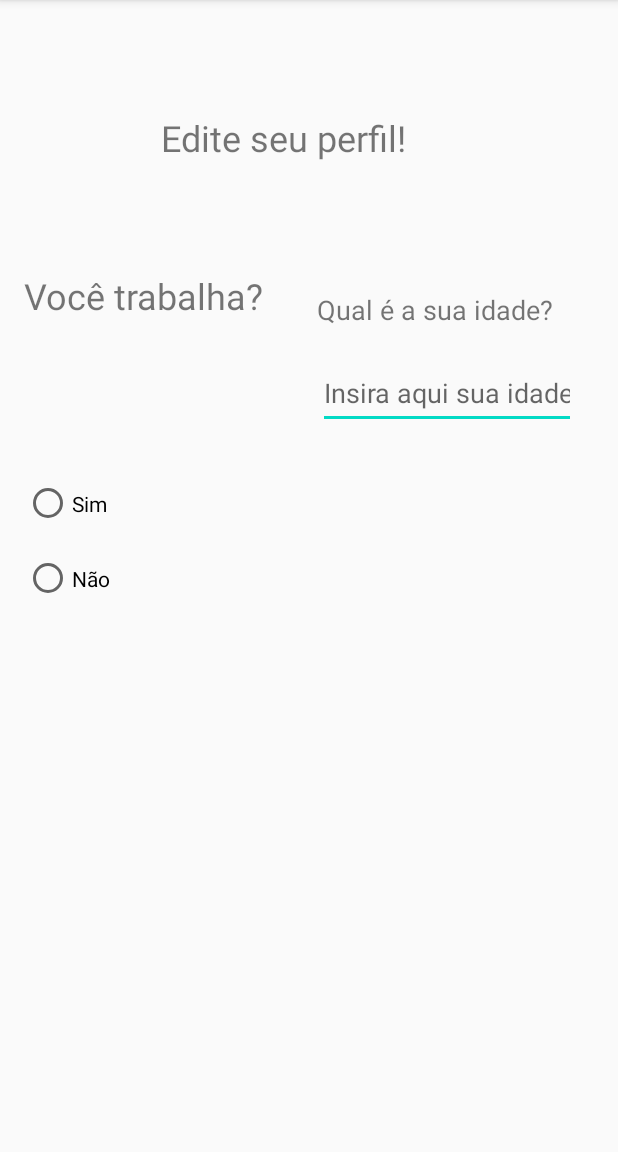
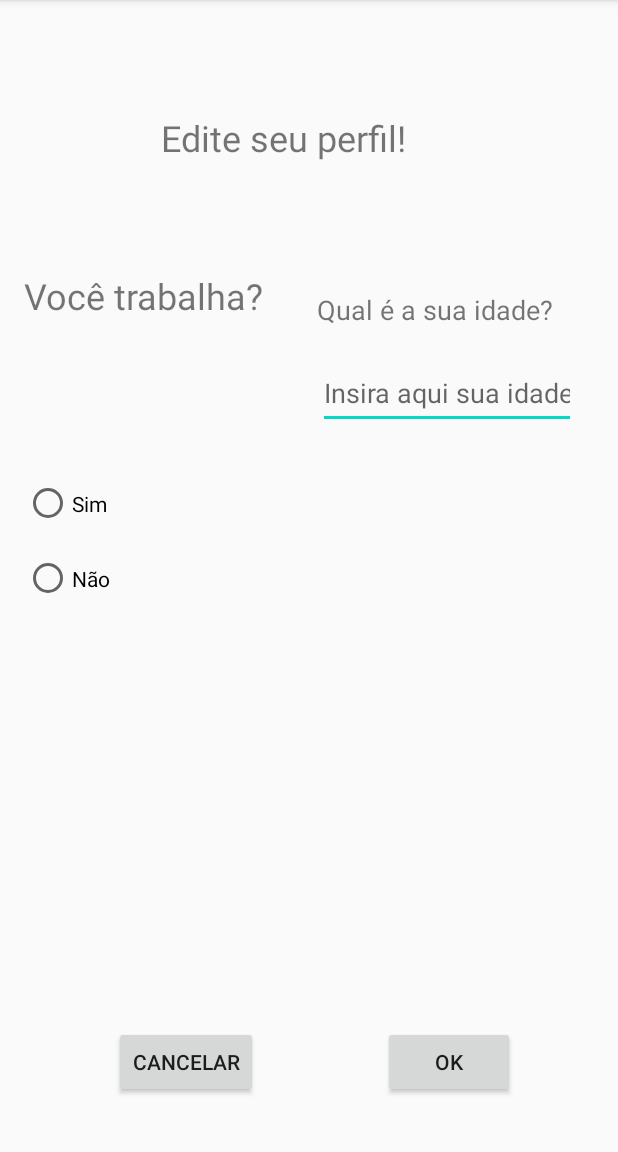
Before and after one commit to arturtres3/Apoio-Psicologico-IHC, an Android app: the EditProfile screen opened directly, with no data from a screen before it, on a phone screen of 412 x 824 dp, the part 84-1236 px from its top. Run offline under Robolectric (Android 15) with nearby library versions, the phone set to English and light mode, and no system bars.

Commit message:
Edição de perfil com checagem de idade, botões de OK e Cancelar, e caixas de diálogo com usuário

```diff
--- a/Quicktest/app/src/main/res/layout/activity_edit_profile.xml
+++ b/Quicktest/app/src/main/res/layout/activity_edit_profile.xml
@@ -5,6 +5,7 @@
     android:layout_width="match_parent"
     android:layout_height="match_parent"
     tools:context=".EditProfile">
+
 
     <EditText
         android:id="@+id/ageText"
@@ -16,7 +17,7 @@
         android:clickable="false"
         android:ems="10"
         android:hint="Insira aqui sua idade"
-        android:inputType="textPersonName"
+        android:inputType="numberPassword"
         android:textSize="18sp"
         app:layout_constraintEnd_toEndOf="parent"
         app:layout_constraintTop_toBottomOf="@+id/textView31" />
@@ -114,4 +115,28 @@
         app:layout_constraintStart_toEndOf="@+id/textView32"
         app:layout_constraintTop_toBottomOf="@+id/textView30" />
 
+    <Button
+        android:id="@+id/button6"
+        android:layout_width="wrap_content"
+        android:layout_height="wrap_content"
+        android:layout_marginStart="83dp"
+        android:layout_marginLeft="83dp"
+        android:layout_marginBottom="36dp"
+        android:onClick="checkProfileInformation"
+        android:text="@android:string/ok"
+        app:layout_constraintBottom_toBottomOf="parent"
+        app:layout_constraintStart_toEndOf="@+id/button7" />
+
+    <Button
+        android:id="@+id/button7"
+        android:layout_width="wrap_content"
+        android:layout_height="wrap_content"
+        android:layout_marginStart="76dp"
+        android:layout_marginLeft="76dp"
+        android:layout_marginBottom="36dp"
+        android:onClick="onCreateDialog_Cancel"
+        android:text="Cancelar"
+        app:layout_constraintBottom_toBottomOf="parent"
+        app:layout_constraintStart_toStartOf="parent" />
+
 </androidx.constraintlayout.widget.ConstraintLayout>
--- a/Quicktest/app/src/main/res/values/strings.xml
+++ b/Quicktest/app/src/main/res/values/strings.xml
@@ -47,4 +47,10 @@ Enquanto faz esse exercício, escute esta música : https://www.youtube.com/watc
     <string name="back">Voltar</string>
     <string name="send">salvar</string>
     <string name="hint_coisas">O que te afeta?</string>
+    <string name="age_error_message">A idade que você colocou é inválida. Troca e tenta de novo, por favor!</string>
+    <string name="ok">OK!</string>
+    <string name="yes">Sim, quero cancelar</string>
+    <string name="no">Não, espere!</string>
+    <string name="profile_noproblem">Tudo certo! Clique OK para voltar para a tela inicial.</string>
+    <string name="are_you_sure">Você tem certeza que quer cancelar? Tudo o que você inseriu será perdido.</string>
 </resources>
```
Also changed, not shown: Quicktest/app/src/main/java/com/example/quicktest/EditProfile.java (+72 -0 lines).
